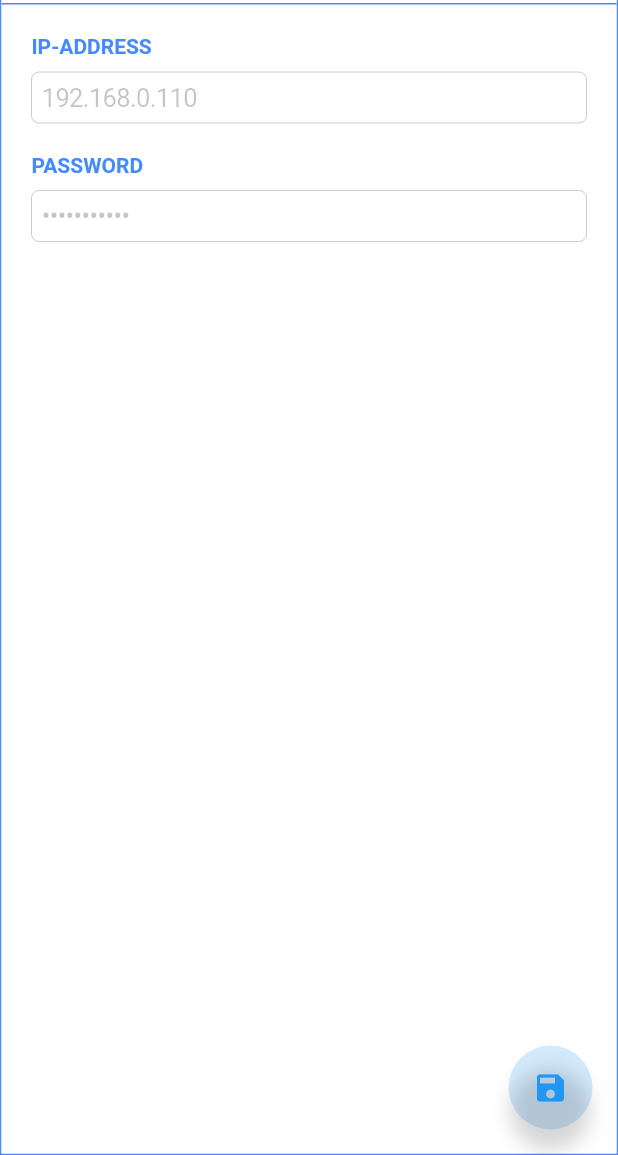
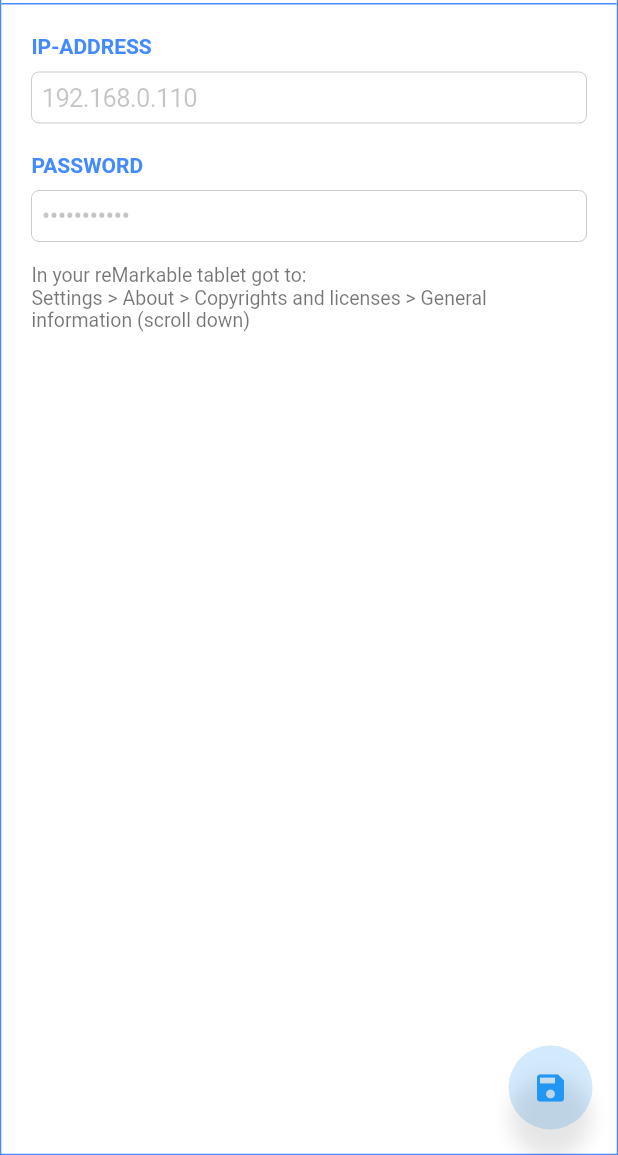
Before and after one commit to Kassan424kh/remousable_plus, a Flutter app: the screen it shows after launch, on a phone screen of 412 x 824 dp, the part 81-1236 px from its top. Run offline on Flutter 3.47's test engine with Material 2 defaults, Android fonts, the phone set to English and light mode, and no system bars.

Commit message:
added hover effect to save button

```diff
--- a/lib/main.dart
+++ b/lib/main.dart
@@ -85,11 +85,22 @@ class _MyHomePageState extends State<MyHomePage> {
                       ),
                     ],
                   ),
+                  SizedBox(
+                    height: 15,
+                  ),
+                  Text(
+                    "In your reMarkable tablet got to:\nSettings > About > Copyrights and licenses > General information (scroll down)",
+                    style: TextStyle(
+                      fontSize: 13,
+                      color: Colors.black54,
+                    ),
+                  ),
                 ],
               ),
             ),
           ),
-        floatingActionButton: FloatingActionButton(
+          floatingActionButton: MouseRegion(
+            child: FloatingActionButton(
               onPressed: () {
                 setState(() {
                   _hoveredSaveButton = true;
@@ -104,16 +115,17 @@ class _MyHomePageState extends State<MyHomePage> {
               splashColor: Colors.transparent,
               backgroundColor: Colors.blue.withAlpha(50),
               child: AnimatedContainer(
-            duration: Duration(milliseconds: 350),
-            curve: Curves.easeInOutExpo,
+                duration: Duration(milliseconds: 250),
+                curve: Curves.easeInOut,
                 decoration: BoxDecoration(
                   borderRadius: BorderRadius.all(Radius.circular(50)),
                   boxShadow: [
                     BoxShadow(
-                  color: Colors.black.withAlpha(40),
-                  blurRadius: 10,
+                      color:
+                          Colors.black.withAlpha(_hoveredSaveButton ? 30 : 25),
+                      blurRadius: _hoveredSaveButton ? 9 : 10,
                       spreadRadius: 15,
-                  offset: Offset(0, 15),
+                      offset: Offset(0, _hoveredSaveButton ? 10 : 20),
                     )
                   ],
                 ),
@@ -123,7 +135,17 @@ class _MyHomePageState extends State<MyHomePage> {
                 ),
               ),
             ),
-      ),
+            onHover: (x) {
+              setState(() {
+                _hoveredSaveButton = true;
+              });
+            },
+            onExit: (x) {
+              setState(() {
+                _hoveredSaveButton = false;
+              });
+            },
+          )),
     );
   }
 }
```
Lines whose indentation alone changed are shown as unchanged.
